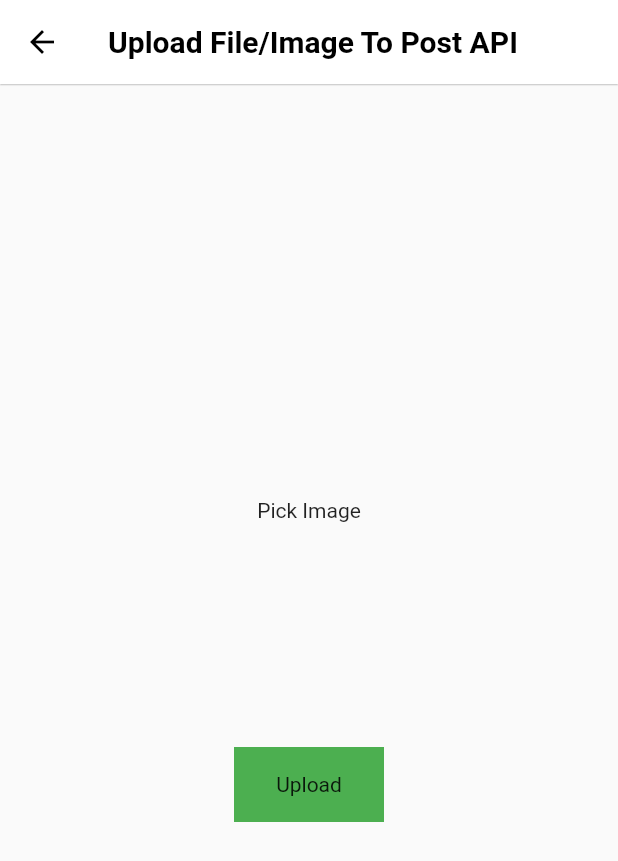
After one commit to Tanvir-Hasan2/REST-API-Flutter, a Flutter app: the screen it shows after launch, after a tap on "Upload File/Image To POST API", on a phone screen of 412 x 824 dp. The commit adds this screen. Shown: the top 861 px of the screen. Run offline on Flutter 3.47's test engine with Material 3 defaults, Android fonts, the phone set to English and light mode, and no system bars; drawn by our look-alikes of modal_progress_hud_nsn; our stand-ins replace image_picker; network calls fail.

Commit message:
added post image by post api

```diff
--- a/Post API/post_api_jpholder/lib/home_page.dart
+++ b/Post API/post_api_jpholder/lib/home_page.dart
@@ -7,6 +7,7 @@ import 'Get API/complex_json_withmodel_get_api.dart';
 import 'Get API/complex_json_without_model.dart';
 import 'Get API/get_api_more_complex_product.dart';
 import 'Get API/get_api_without_model.dart';
+import 'post/upload_img_post_api_multiport_http.dart';
 
 class HomePage extends StatefulWidget {
   static const String routeName = '/';
@@ -21,7 +22,11 @@ class _HomePageState extends State<HomePage> {
   Widget build(BuildContext context) {
     return Scaffold(
       appBar: AppBar(title: const Text('REST API'),),
-      body: Center(
+      body: Padding(
+        padding: const EdgeInsets.all(20.0),
+        child: SingleChildScrollView(
+          scrollDirection: Axis.vertical,
+          child: Center(
             child: Column(
               mainAxisAlignment: MainAxisAlignment.center,
               children: [
@@ -46,11 +51,18 @@ class _HomePageState extends State<HomePage> {
                 ElevatedButton(onPressed: (){
                   Navigator.pushNamed(context, LoginSignupWithRestApi.routeName);
                 }, child: const Text(' Login & Sign Up with POST API ')),
+                ElevatedButton(onPressed: (){
+                  Navigator.pushNamed(context, UploadImgPostApiMultiportHttp.routeName);
+                }, child: const Text('Upload File/Image To POST API')),
+                ElevatedButton(onPressed: (){}, child: const Text('Get API')),
+                ElevatedButton(onPressed: (){}, child: const Text('Get API')),
                 ElevatedButton(onPressed: (){}, child: const Text('Get API')),
                 ElevatedButton(onPressed: (){}, child: const Text('Get API')),
               ],
             ),
           ),
+        ),
+      ),
     );
   }
 }
--- a/Post API/post_api_jpholder/lib/main.dart
+++ b/Post API/post_api_jpholder/lib/main.dart
@@ -4,6 +4,7 @@ import 'package:post_api_jpholder/Get%20API/get_api_without_model.dart';
 import 'package:post_api_jpholder/home_page.dart';
 import 'package:post_api_jpholder/Get%20API/home_screen.dart';
 import 'package:post_api_jpholder/post/login_signup_with_rest_api.dart';
+import 'package:post_api_jpholder/post/upload_img_post_api_multiport_http.dart';
 
 import 'Get API/complex_json_withmodel_get_api.dart';
 import 'Get API/complex_json_without_model.dart';
@@ -49,6 +50,7 @@ class MyApp extends StatelessWidget {
         ComplexJsonWithoutModel.routeName: (context) => const ComplexJsonWithoutModel(),
         GetApiMoreComplexProduct.routeName: (context) => const GetApiMoreComplexProduct(),
         LoginSignupWithRestApi.routeName: (context) => const LoginSignupWithRestApi(),
+        UploadImgPostApiMultiportHttp.routeName: (context) => const UploadImgPostApiMultiportHttp(),
       },
     );
   }
--- /dev/null
+++ b/Post API/post_api_jpholder/lib/post/upload_img_post_api_multiport_http.dart
@@ -0,0 +1,133 @@
+import 'dart:io';
+import 'package:http/http.dart' as http;
+import 'package:flutter/material.dart';
+import 'package:image_picker/image_picker.dart';
+import 'package:modal_progress_hud_nsn/modal_progress_hud_nsn.dart';
+
+class UploadImgPostApiMultiportHttp extends StatefulWidget {
+  static const String routeName='/uploadImagePostApi';
+
+  const UploadImgPostApiMultiportHttp({super.key});
+
+  @override
+  State<UploadImgPostApiMultiportHttp> createState() => _UploadImgPostApiMultiportHttpState();
+}
+
+class _UploadImgPostApiMultiportHttpState extends State<UploadImgPostApiMultiportHttp> {
+  //ei file e j image secelet
+  // korbo ter path store korbo mainly
+  File? image;
+  final _picker = ImagePicker();
+  bool showSpinner = false;
+
+  Future getImage() async{
+    final pickedFile = await _picker.pickImage(source: ImageSource.gallery,imageQuality: 80);
+    if(pickedFile!=null){
+      image = File(pickedFile!.path);
+      setState(() {
+
+      });
+    }else{
+       print('no image selected');
+    }
+
+  }
+
+  Future<void> uploadImage() async{
+
+   setState(() {
+     showSpinner = true;
+   });
+
+   var stream = new http.ByteStream(image!.openRead());
+   stream.cast();
+
+   var length = await image!.length();
+
+   var uri = Uri.parse('https://fakestoreapi.com/products');
+   var request = new http.MultipartRequest('POST', uri);
+
+   request.fields['title'] = "Static title";
+
+   var multiport = new http.MultipartFile(
+       'image',
+       stream,
+       length
+   );
+   request.files.add(multiport);
+
+   var response = await request.send();
+   print(response.stream.toString());
+   if(response.statusCode == 200){
+     setState(() {
+       showSpinner= false;
+     });
+     print('image uploaded successfully!');
+   }else{
+     print('failed');
+     setState(() {
+       showSpinner= false;
+     });
+   }
+
+  }
+
+
+  @override
+  Widget build(BuildContext context) {
+    return ModalProgressHUD(
+      inAsyncCall: showSpinner,
+      child: Scaffold(
+        appBar: AppBar(
+          title: const Text('Upload File/Image To Post API'),
+          leading: IconButton(
+            icon: const Icon(
+              Icons.arrow_back,
+              color: Colors.black,
+            ),
+            onPressed: () {
+              Navigator.pop(context);
+            },
+          ),
+        ),
+        body: Column(
+          crossAxisAlignment: CrossAxisAlignment.center,
+          mainAxisAlignment: MainAxisAlignment.center,
+          children: [
+            GestureDetector(
+              onTap: (){
+                getImage();
+              },
+              child: Container(
+                child: image == null? Center(child: Text('Pick Image'),):
+                    Container(
+                      child: Center(
+                        child: Image.file(File(image!.path).absolute,
+                            height: 100,
+                            width: 100,
+                            fit: BoxFit.cover,
+                        ),
+                      ),
+
+                    )
+              ),
+            ),
+            SizedBox(height: 150,),
+            GestureDetector(
+              onTap: (){
+                uploadImage();
+              },
+              child: Container(
+                height: 50,
+                width: 100,
+                color: Colors.green,
+                child: Center(child: Text('Upload')),
+
+              ),
+            )
+          ],
+        ),
+      ),
+    );
+  }
+}
--- a/Post API/post_api_jpholder/pubspec.yaml
+++ b/Post API/post_api_jpholder/pubspec.yaml
@@ -37,6 +37,7 @@ dependencies:
   cupertino_icons: ^1.0.6
   http:
   modal_progress_hud_nsn:
+  image_picker:
 
 dev_dependencies:
   flutter_test:
```
Also changed, not shown: Post API/post_api_jpholder/pubspec.lock, 7 other files. Lines whose indentation alone changed are shown as unchanged.
